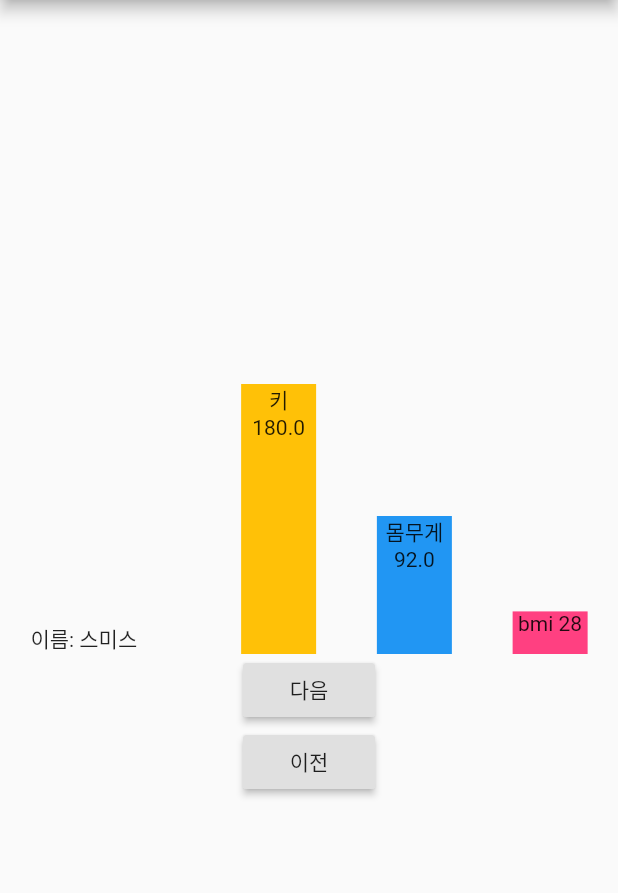
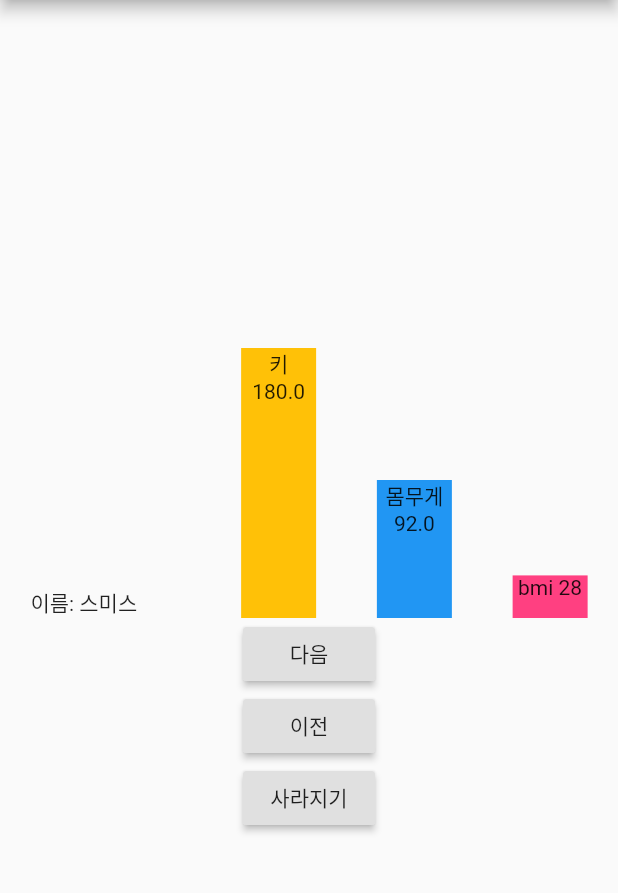
Before and after one commit to junhaesung/flutter-do-it-animation, a Flutter app: the screen it shows after launch, on a phone screen of 412 x 824 dp, the part 84-977 px from its top. Run offline on Flutter 3.47's test engine with Material 2 defaults, Android fonts, the phone set to English and light mode, and no system bars.

Commit message:
불투명도 애니메이션

```diff
--- a/lib/main.dart
+++ b/lib/main.dart
@@ -25,6 +25,7 @@ class _AnimationApp extends State<AnimationApp> {
   final List<Person> people = [];
   int current = 0;
   Color _weightColor = Colors.blue;
+  double _opacity = 1;
 
   @override
   void initState() {
@@ -47,7 +48,10 @@ class _AnimationApp extends State<AnimationApp> {
         child: Center(
           child: Column(
             children: [
-              SizedBox(
+              AnimatedOpacity(
+                duration: Duration(seconds: 1),
+                opacity: _opacity,
+                child: SizedBox(
                   child: Row(
                     children: [
                       SizedBox(
@@ -93,12 +97,14 @@ class _AnimationApp extends State<AnimationApp> {
                   ),
                   height: 200,
                 ),
+              ),
               RaisedButton(
                 onPressed: () {
                   setState(() {
                     if (current < people.length - 1) {
                       current += 1;
-                      _weightColor = _resolveWeightColor(people[current].weight);
+                      _weightColor =
+                          _resolveWeightColor(people[current].weight);
                     }
                   });
                 },
@@ -109,11 +115,20 @@ class _AnimationApp extends State<AnimationApp> {
                   setState(() {
                     if (current > 0) {
                       current -= 1;
-                      _weightColor = _resolveWeightColor(people[current].weight);
+                      _weightColor =
+                          _resolveWeightColor(people[current].weight);
                     }
                   });
                 },
                 child: Text('이전'),
+              ),
+              RaisedButton(
+                onPressed: () {
+                  setState(() {
+                    _opacity = _opacity == 1 ? 0 : 1;
+                  });
+                },
+                child: Text(_opacity == 1 ? '사라지기' : '나타나기'),
               )
             ],
             mainAxisAlignment: MainAxisAlignment.center,
```
Lines whose indentation alone changed are shown as unchanged.
